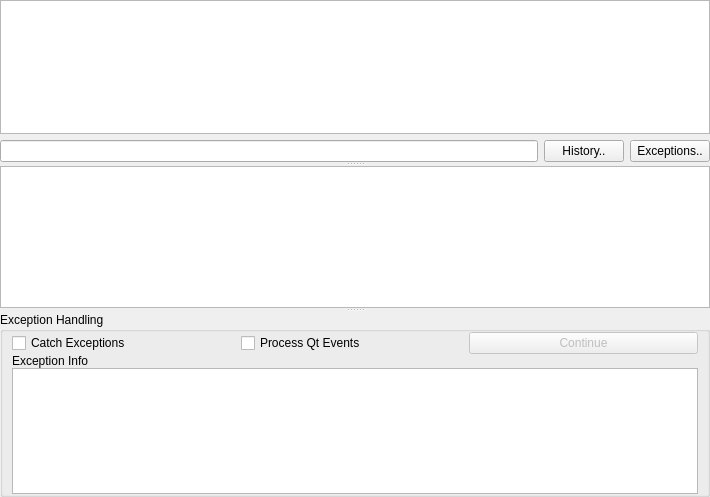
Qt form lib/modules/Console/template.ui (acq4/acq4) before a commit.
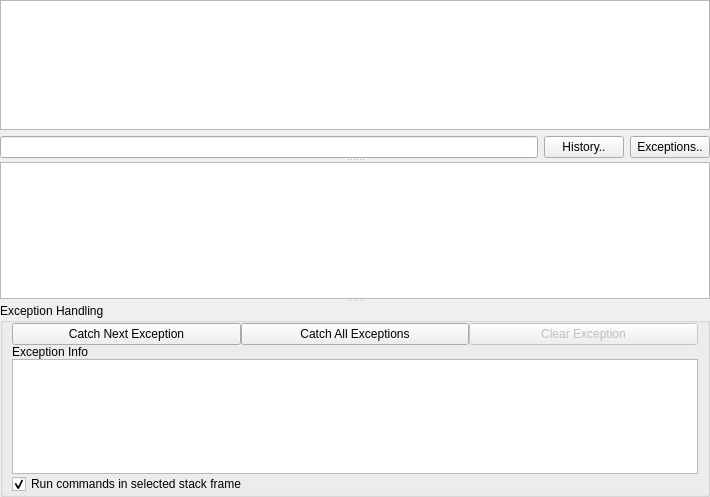
The same form after that commit. Custom widgets are drawn as their Qt base class.

Commit message: Console exception handling updates

```diff
--- a/lib/modules/Console/template.ui
+++ b/lib/modules/Console/template.ui
@@ -97,9 +97,29 @@
         </widget>
        </item>
        <item row="0" column="0">
-        <widget class="QCheckBox" name="catchExceptionsCheck">
+        <widget class="QPushButton" name="catchNextExceptionBtn">
          <property name="text">
-          <string>Catch Exceptions</string>
+          <string>Catch Next Exception</string>
+         </property>
+         <property name="checkable">
+          <bool>true</bool>
+         </property>
+        </widget>
+       </item>
+       <item row="2" column="0" colspan="3">
+        <widget class="QListWidget" name="exceptionStackList">
+         <property name="alternatingRowColors">
+          <bool>true</bool>
+         </property>
+        </widget>
+       </item>
+       <item row="0" column="1">
+        <widget class="QPushButton" name="catchAllExceptionsBtn">
+         <property name="text">
+          <string>Catch All Exceptions</string>
+         </property>
+         <property name="checkable">
+          <bool>true</bool>
          </property>
         </widget>
        </item>
@@ -109,15 +129,18 @@
           <bool>false</bool>
          </property>
          <property name="text">
-          <string>Continue</string>
+          <string>Clear Exception</string>
          </property>
         </widget>
        </item>
-       <item row="0" column="1">
-        <widget class="QCheckBox" name="processEventsCheck">
+       <item row="3" column="0" colspan="3">
+        <widget class="QCheckBox" name="runSelectedFrameCheck">
          <property name="text">
-          <string>Process Qt Events</string>
+          <string>Run commands in selected stack frame</string>
          </property>
+         <property name="checked">
+          <bool>true</bool>
+         </property>
         </widget>
        </item>
        <item row="2" column="0" colspan="3">
```
Left out of the diff: 17 changed lines with no effect on the pictures. The commit also changes 2 other files.
